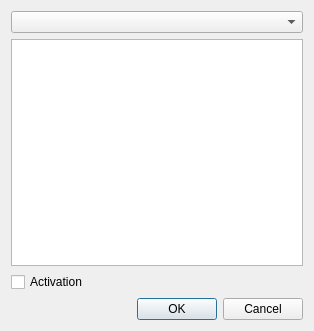
Old version of the form fFGH_dialog_base.ui in the repository RobinPrest/cFGH.
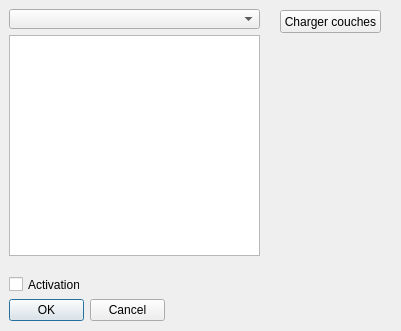
New version of the form.

Commit message: combox remplie OK

Patch:
```diff
--- a/fFGH_dialog_base.ui
+++ b/fFGH_dialog_base.ui
@@ -6,16 +6,22 @@
    <rect>
     <x>0</x>
     <y>0</y>
-    <width>314</width>
+    <width>401</width>
     <height>331</height>
    </rect>
   </property>
   <property name="windowTitle">
    <string>Plugin Geohyd</string>
   </property>
-  <layout class="QGridLayout" name="gridLayout">
-   <item row="3" column="0">
     <widget class="QDialogButtonBox" name="bbOK">
+   <property name="geometry">
+    <rect>
+     <x>9</x>
+     <y>299</y>
+     <width>156</width>
+     <height>23</height>
+    </rect>
+   </property>
      <property name="orientation">
       <enum>Qt::Horizontal</enum>
      </property>
@@ -23,21 +29,52 @@
       <set>QDialogButtonBox::Cancel|QDialogButtonBox::Ok</set>
      </property>
     </widget>
-   </item>
-   <item row="1" column="0">
-    <widget class="QTextBrowser" name="txtbroZone"/>
-   </item>
-   <item row="2" column="0">
+  <widget class="QTextBrowser" name="txtbroZone">
+   <property name="geometry">
+    <rect>
+     <x>9</x>
+     <y>35</y>
+     <width>251</width>
+     <height>221</height>
+    </rect>
+   </property>
+  </widget>
     <widget class="QCheckBox" name="cbActivate">
+   <property name="geometry">
+    <rect>
+     <x>9</x>
+     <y>276</y>
+     <width>71</width>
+     <height>17</height>
+    </rect>
+   </property>
      <property name="text">
       <string>Activation</string>
      </property>
     </widget>
-   </item>
-   <item row="0" column="0">
-    <widget class="QComboBox" name="cbLayers"/>
-   </item>
-  </layout>
+  <widget class="QComboBox" name="cbListLayers">
+   <property name="geometry">
+    <rect>
+     <x>9</x>
+     <y>9</y>
+     <width>251</width>
+     <height>20</height>
+    </rect>
+   </property>
+  </widget>
+  <widget class="QPushButton" name="pbLoadLayers">
+   <property name="geometry">
+    <rect>
+     <x>280</x>
+     <y>10</y>
+     <width>101</width>
+     <height>23</height>
+    </rect>
+   </property>
+   <property name="text">
+    <string>Charger couches</string>
+   </property>
+  </widget>
  </widget>
  <resources/>
  <connections>
```
Lines whose indentation alone changed are shown as unchanged. The commit also changes 2 other files.
